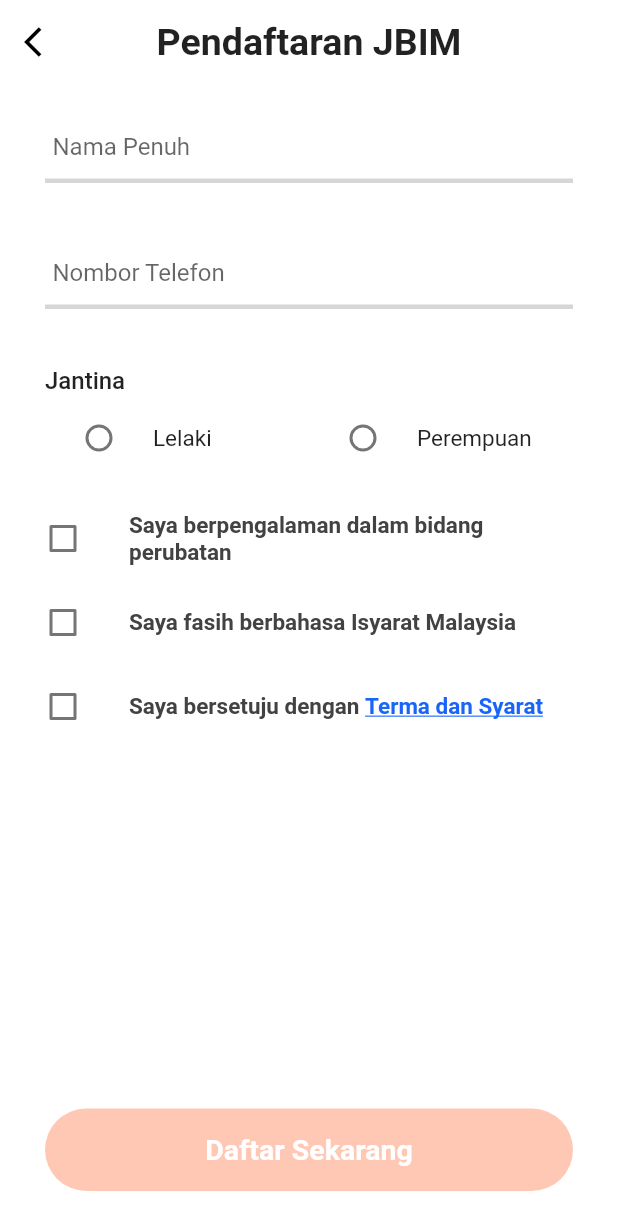
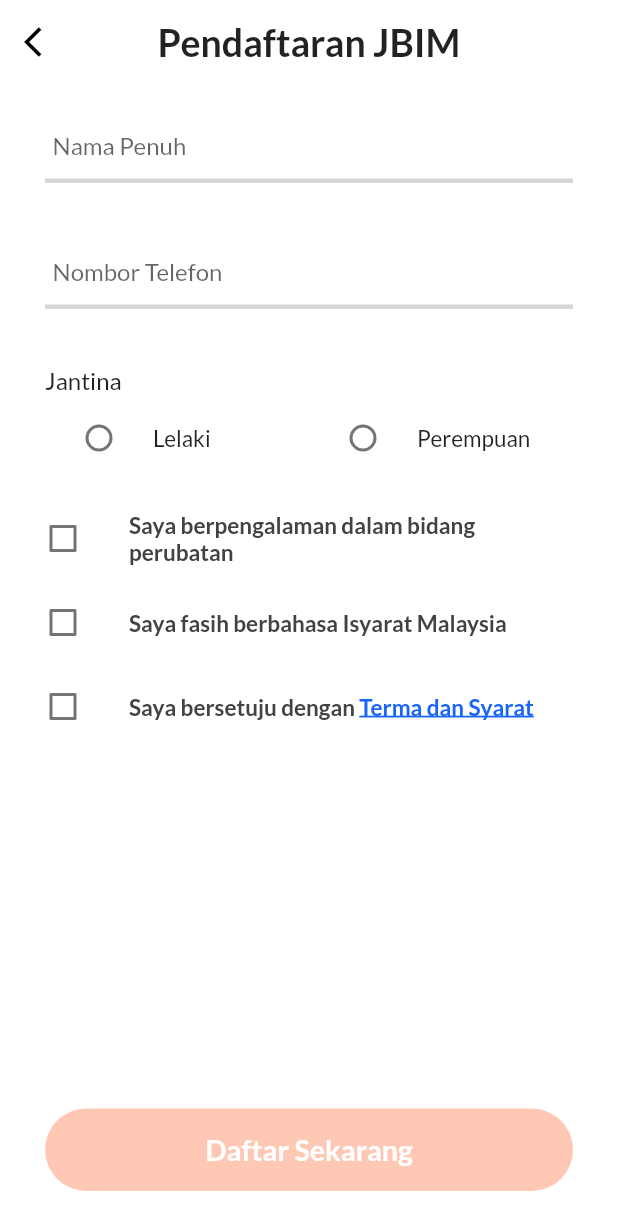
Before and after one commit to Hunzisong/DITE, a Flutter app: the screen it shows after launch, after a tap on "Daftar Sebagai JBIM", on a phone screen of 412 x 824 dp. Shown: the top 1230 px of the screen. Run offline on Flutter 3.47's test engine with Material 2 defaults, Android fonts, the phone set to English and light mode, and no system bars; our stand-ins replace firebase_auth, firebase_core, firebase_messaging, flutter_slidable, flutter_spinkit, google_fonts and 3 more; missing offline and left inert: agora_rtc_engine; accounts and stored records are empty; network calls fail.

Commit message:
Changed Font theme for main application

```diff
--- a/lib/landing/signup_page.dart
+++ b/lib/landing/signup_page.dart
@@ -5,6 +5,7 @@ import 'package:heard/landing/verification_page.dart';
 import 'package:heard/widgets/widgets.dart';
 import 'package:firebase_auth/firebase_auth.dart' as auth;
 import 'package:modal_progress_hud/modal_progress_hud.dart';
+import 'package:google_fonts/google_fonts.dart';
 
 class SignUpPage extends StatefulWidget {
   final bool isSLI;
@@ -36,6 +37,13 @@ class _SignUpPageState extends State<SignUpPage> {
     print('Disposed text editor');
   }
 
+  @override
+  void setState(fn) {
+    if(mounted) {
+      super.setState(fn);
+    }
+  }
+
 //  final globalKey = GlobalKey<ScaffoldState>();
 
   @override
@@ -58,10 +66,11 @@ class _SignUpPageState extends State<SignUpPage> {
             ),
             title: Text(
               isSLI ? 'Pendaftaran JBIM' : 'Pendaftaran',
-              style: TextStyle(
+              style: GoogleFonts.lato(
                   fontSize: FontSizes.mainTitle,
                   fontWeight: FontWeight.bold,
-                  color: Colours.black),
+                  color: Colours.black
+              ),
             ),
             centerTitle: true,
             elevation: 0.0,
@@ -116,7 +125,7 @@ class _SignUpPageState extends State<SignUpPage> {
                                         dense: true,
                                         title: Text(
                                           'Lelaki',
-                                          style: TextStyle(
+                                          style: GoogleFonts.lato(
                                               fontSize: FontSizes.smallerText),
                                         ),
                                         value: Gender.male,
@@ -133,7 +142,7 @@ class _SignUpPageState extends State<SignUpPage> {
                                         dense: true,
                                         title: Text(
                                           'Perempuan',
-                                          style: TextStyle(
+                                          style: GoogleFonts.lato(
                                               fontSize: FontSizes.smallerText),
                                         ),
                                         value: Gender.female,
@@ -246,7 +255,8 @@ class _SignUpPageState extends State<SignUpPage> {
       this.verificationId = verId;
       setState(() {
         this.codeSent = true;
-        popUpDialog(
+      });
+      popUpDialog(
           context: context,
           isSLI: widget.isSLI,
           touchToDismiss: false,
@@ -265,8 +275,7 @@ class _SignUpPageState extends State<SignUpPage> {
           onClick: () {
             pushVerificationPage();
           }
-        );
-      });
+      );
     };
 
     final auth.PhoneCodeAutoRetrievalTimeout autoTimeout = (String verId) {
--- a/lib/landing/verification_page.dart
+++ b/lib/landing/verification_page.dart
@@ -5,6 +5,7 @@ import 'package:heard/landing/user_details.dart';
 import 'package:heard/widgets/widgets.dart';
 import 'package:modal_progress_hud/modal_progress_hud.dart';
 import 'package:shared_preferences/shared_preferences.dart';
+import 'package:google_fonts/google_fonts.dart';
 
 class VerificationPage extends StatefulWidget {
   final String verificationId;
@@ -44,7 +45,7 @@ class _VerificationPageState extends State<VerificationPage> {
                 ),
                 title: Text(
                   'Pengesahan Akaun',
-                  style: TextStyle(
+                  style: GoogleFonts.lato(
                       fontSize: FontSizes.mainTitle,
                       fontWeight: FontWeight.bold,
                       color: Colours.black),
--- a/lib/main.dart
+++ b/lib/main.dart
@@ -1,6 +1,7 @@
 import 'package:flutter/material.dart';
 import 'package:heard/landing/landing_page.dart';
 import 'package:firebase_core/firebase_core.dart';
+import 'package:google_fonts/google_fonts.dart';
 //import 'package:heard/schedule/schedule_page.dart'; //for testing purpose
 
 void main() async {
@@ -14,6 +15,11 @@ class App extends StatelessWidget {
   @override
   Widget build(BuildContext context) {
     return MaterialApp(
+      theme: ThemeData(
+        textTheme: GoogleFonts.latoTextTheme(
+          Theme.of(context).textTheme,
+        ),
+      ),
       debugShowCheckedModeBanner: false,
       home: LandingPage(),
 //      home: Navigation(isSLI: true,),
--- a/lib/widgets/checkbox_tile.dart
+++ b/lib/widgets/checkbox_tile.dart
@@ -1,6 +1,7 @@
 import 'package:flutter/gestures.dart';
 import 'package:flutter/material.dart';
 import 'package:heard/constants.dart';
+import 'package:google_fonts/google_fonts.dart';
 
 class CheckBoxTile extends StatefulWidget {
   final bool value;
@@ -38,13 +39,14 @@ class _CheckBoxTileState extends State<CheckBoxTile> {
             children: [
               TextSpan(
                 text: widget.text,
-                style: TextStyle(
+                style: GoogleFonts.lato(
                     color: Colours.darkGrey,
-                    fontWeight: FontWeight.w600, fontSize: FontSizes.smallerText),
+                    fontSize: FontSizes.smallerText,
+                    fontWeight: FontWeight.w600)
               ),
               TextSpan(
                 text: widget.textLink,
-                style: TextStyle(
+                style: GoogleFonts.lato(
                     color: Colours.darkBlue,
                     decoration: TextDecoration.underline,
                     fontWeight: FontWeight.bold,
```
Also changed, not shown: lib/home/navigation.dart (+6 -3 lines).
